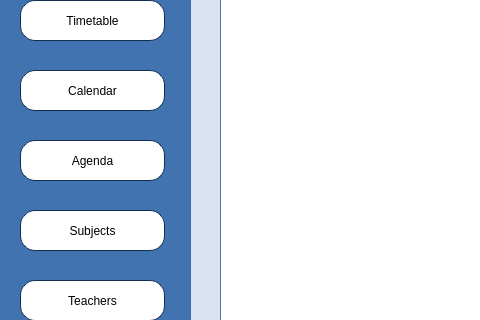
Old version of the form Planner/agendamain.ui in the repository BeliaViktoria/Planner; both pictures show x 0 to 480 and y 150 to 470 of the 1000 by 650 pixel window.
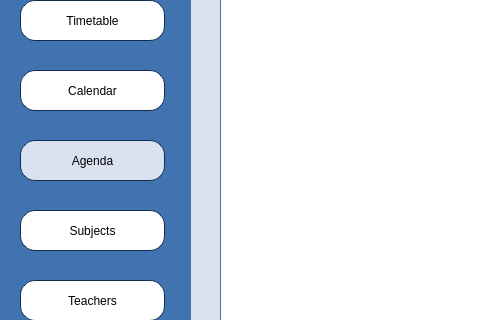
New version of the form.

Commit message: menu buttons colors added

```diff
--- a/Planner/agendamain.ui
+++ b/Planner/agendamain.ui
@@ -321,7 +321,7 @@
     <property name="styleSheet">
      <string notr="true">font: 14pt &quot;Gentium Book Basic&quot;;
 color: black;
-background: rgb(255, 255, 255);
+background: rgb(218, 226, 241);
 border-radius: 15px;
 border-style: solid;
 border-width: 1px;
```
The commit also changes 7 other files.
